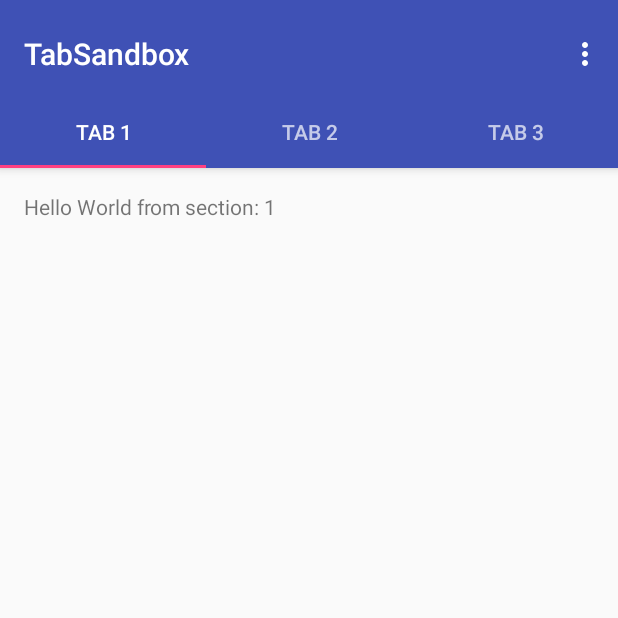
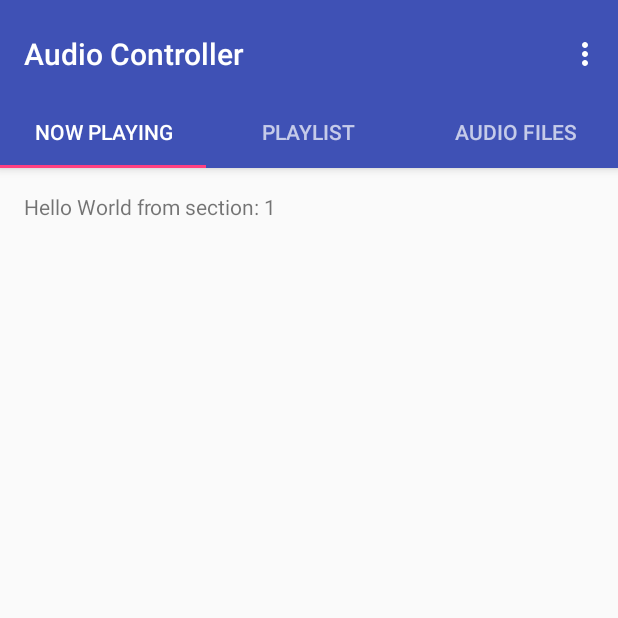
Before and after one commit to onejosharmy/Sprint3, an Android app: the screen it shows after launch (MainActivity), on a phone screen of 412 x 824 dp, the top half of it. Run offline under Robolectric (Android 15) with nearby library versions, the phone set to English and light mode, and no system bars.

Commit message:
Renamed each tab, must be done in the strings.xml

```diff
--- a/app/src/main/res/values/strings.xml
+++ b/app/src/main/res/values/strings.xml
@@ -1,8 +1,8 @@
 <resources>
-    <string name="app_name">TabSandbox</string>
-    <string name="tab_text_1">Tab 1</string>
-    <string name="tab_text_2">Tab 2</string>
-    <string name="tab_text_3">Tab 3</string>
+    <string name="app_name">Audio Controller</string>
+    <string name="tab_text_1">Now Playing</string>
+    <string name="tab_text_2">Playlist</string>
+    <string name="tab_text_3">Audio Files</string>
     <string name="action_settings">Settings</string>
     <string name="section_format">Hello World from section: %1$d</string>
 </resources>
```
